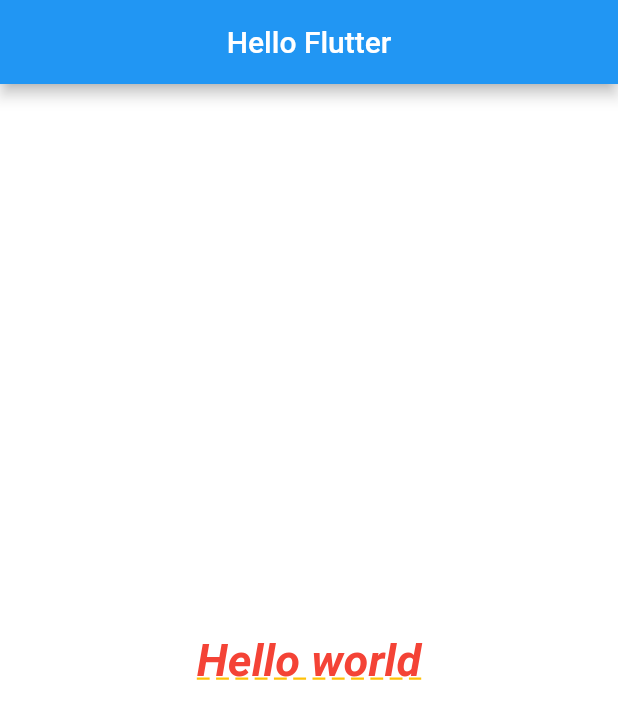
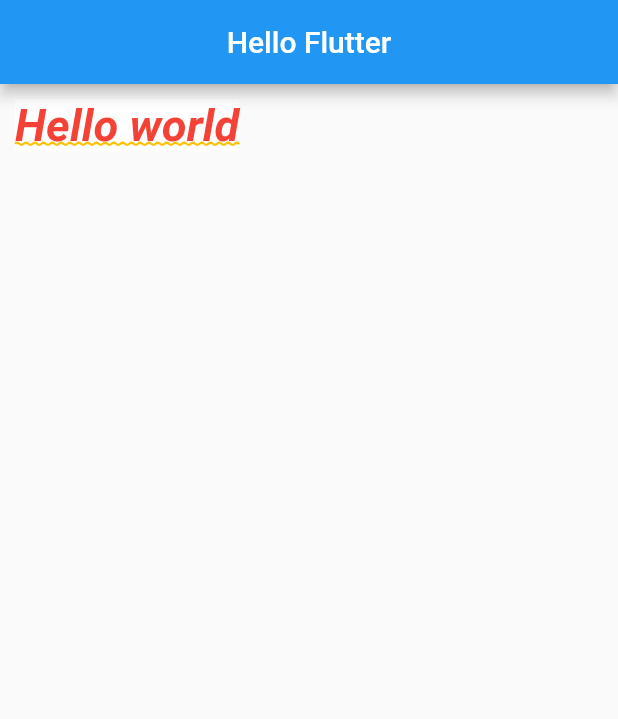
Before and after one commit to LucianoFraga27/Flutter_01_Widgets, a Flutter app: the screen it shows after launch, on a phone screen of 412 x 824 dp. Shown: the top 719 px of the screen. Run offline on Flutter 3.47's test engine with Material 2 defaults, Android fonts, the phone set to English and light mode, and no system bars; missing offline and left inert: dart:ffi.

Commit message:
EdgeInsets

```diff
--- a/lib/home_page.dart
+++ b/lib/home_page.dart
@@ -17,14 +17,13 @@ class HomePage extends StatelessWidget {
 
   _body() {
     return Container(
+      margin: EdgeInsets.only(left: 10,top: 10),
       color: Colors.white,
-      child: Center(
-        child: _text(),
-      ),
+      child: _text(),
     );
   }
 
-  _text() {
+  Text _text() {
     return Text(
       'Hello world',
       style: TextStyle(
@@ -35,7 +34,7 @@ class HomePage extends StatelessWidget {
         decoration: TextDecoration.underline,
         //overline
         decorationColor: Colors.amber,
-        decorationStyle: TextDecorationStyle.dashed, //Pontilhado
+        decorationStyle: TextDecorationStyle.wavy, //Pontilhado
       ),
     );
   }
```
Also changed, not shown: 1 other file.
